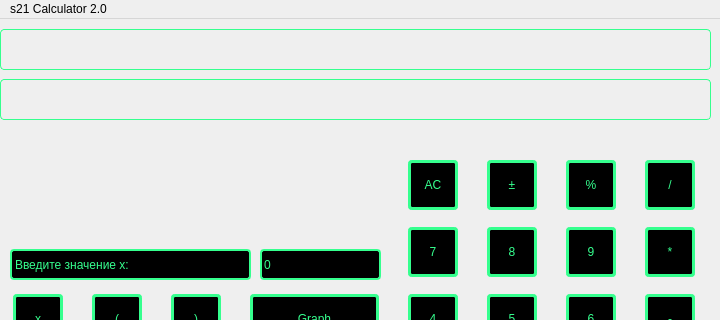
Qt form src/mainwindow.ui (drhouma/calc_trps) before a commit; both pictures show x 0 to 720 and y 0 to 320 of the 720 by 530 pixel window.
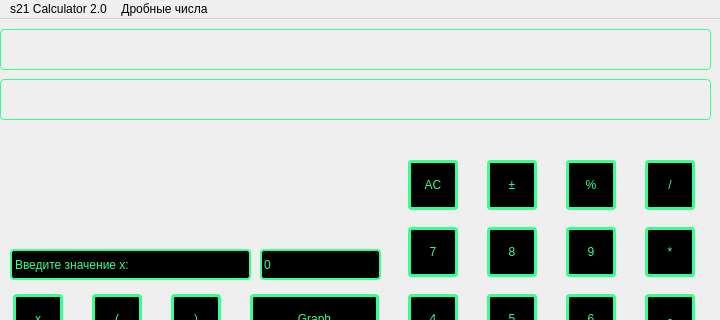
The same form after that commit. Icons and pictures are not drawn.

Diff of the .ui file:
```diff
--- a/src/mainwindow.ui
+++ b/src/mainwindow.ui
@@ -1184,7 +1184,7 @@
      <x>0</x>
      <y>0</y>
      <width>720</width>
-     <height>24</height>
+     <height>22</height>
     </rect>
    </property>
    <widget class="QMenu" name="menus21_Calculator_2_0">
@@ -1192,7 +1192,13 @@
      <string>s21 Calculator 2.0</string>
     </property>
    </widget>
+   <widget class="QMenu" name="drob_numbers">
+    <property name="title">
+     <string>Дробные числа</string>
+    </property>
+   </widget>
    <addaction name="menus21_Calculator_2_0"/>
+   <addaction name="drob_numbers"/>
   </widget>
   <action name="actioncredit">
    <property name="text">
```
